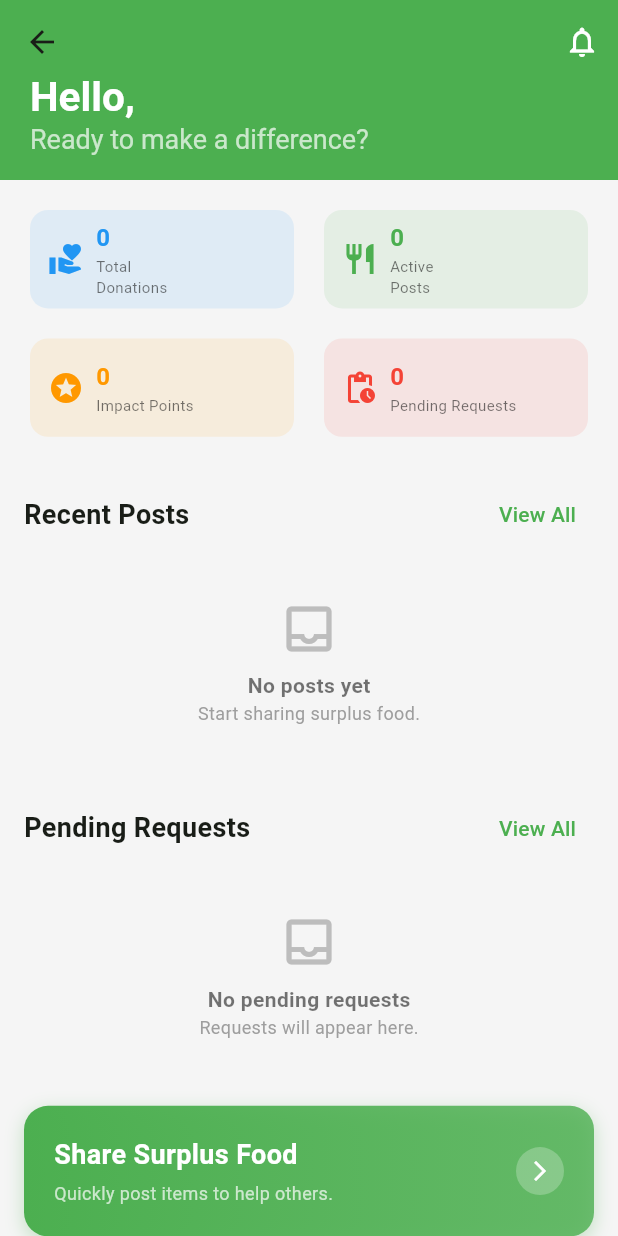
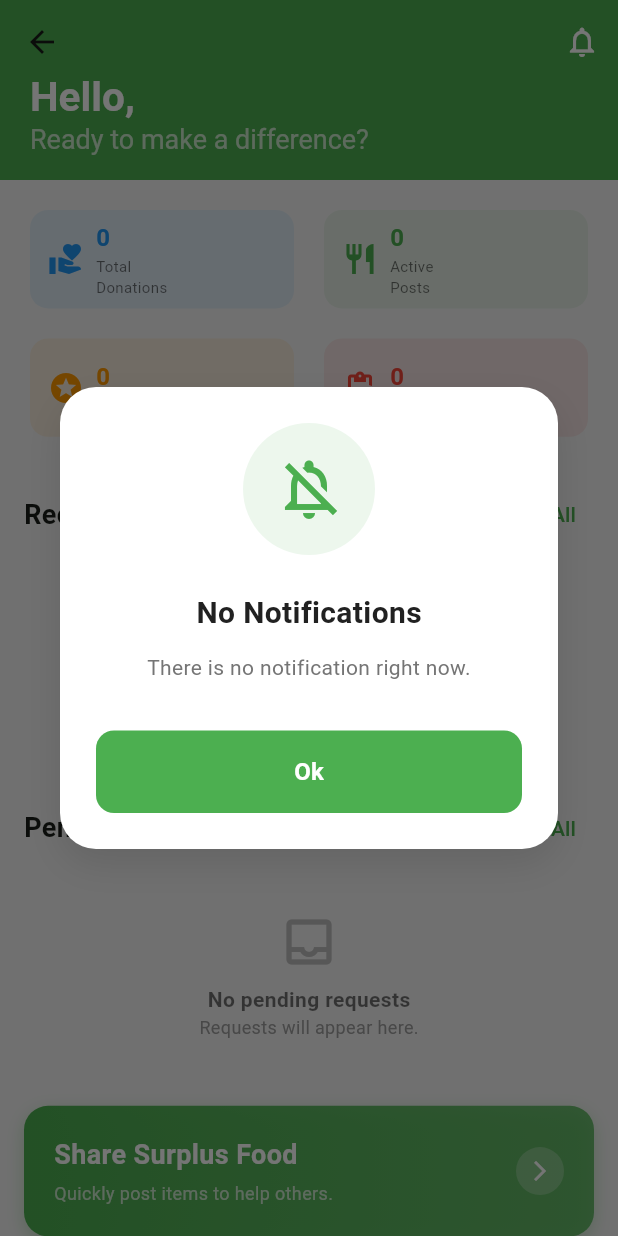
Before and after one commit to Wajbat/Wajbat_Flutter, a Flutter app: the DonorHomeScreen screen opened directly, after a tap on the "notifications none" icon, on a phone screen of 412 x 824 dp. Run offline on Flutter 3.47's test engine with Material 3 defaults, Android fonts, the light colour scheme and no system bars; our stand-ins replace cached_network_image, flutter_datetime_picker_plus, flutter_dotenv, flutter_image_compress, geocoding, geolocator and 7 more; accounts and stored records are empty.

```diff
--- a/lib/core/localization/app_localizations.dart
+++ b/lib/core/localization/app_localizations.dart
@@ -215,6 +215,9 @@ class AppLocalizations {
       'password_too_short': 'Password must be at least 8 characters long',
       'password_updated_success': 'Password updated successfully!',
       'error_reset_password': 'Failed to reset password. Please try again.',
+      'no_notifications': 'No Notifications',
+      'no_notifications_msg': 'There is no notification right now.',
+      'ok': 'Ok',
     },
     'ar': {
       'app_name': 'وجبات',
@@ -414,6 +417,9 @@ class AppLocalizations {
       'password_too_short': 'يجب أن تتكون كلمة المرور من 8 أحرف على الأقل',
       'password_updated_success': 'تم تحديث كلمة المرور بنجاح!',
       'error_reset_password': 'فشل إعادة تعيين كلمة المرور. يرجى المحاولة مرة أخرى.',
+      'no_notifications': 'لا توجد إشعارات',
+      'no_notifications_msg': 'لا توجد إشعارات في الوقت الحالي.',
+      'ok': 'حسناً',
     },
   };
 
--- /dev/null
+++ b/lib/core/widgets/notification_dialog.dart
@@ -0,0 +1,117 @@
+import 'package:flutter/material.dart';
+import '../localization/app_localizations.dart';
+import '../constants/app_colors.dart';
+
+class NotificationDialog extends StatelessWidget {
+  const NotificationDialog({super.key});
+
+  static void show(BuildContext context) {
+    showGeneralDialog(
+      context: context,
+      barrierDismissible: true,
+      barrierLabel: '',
+      barrierColor: Colors.black54,
+      transitionDuration: const Duration(milliseconds: 300),
+      pageBuilder: (context, anim1, anim2) {
+        return const NotificationDialog();
+      },
+      transitionBuilder: (context, anim1, anim2, child) {
+        return Transform.scale(
+          scale: anim1.value,
+          child: Opacity(
+            opacity: anim1.value,
+            child: child,
+          ),
+        );
+      },
+    );
+  }
+
+  @override
+  Widget build(BuildContext context) {
+    final l10n = AppLocalizations.of(context);
+
+    return Center(
+      child: Container(
+        margin: const EdgeInsets.symmetric(horizontal: 40),
+        padding: const EdgeInsets.all(24),
+        decoration: BoxDecoration(
+          color: Colors.white,
+          borderRadius: BorderRadius.circular(24),
+          boxShadow: [
+            BoxShadow(
+              color: Colors.black.withOpacity(0.1),
+              blurRadius: 20,
+              offset: const Offset(0, 10),
+            ),
+          ],
+        ),
+        child: Material(
+          color: Colors.transparent,
+          child: Column(
+            mainAxisSize: MainAxisSize.min,
+            children: [
+              // Icon with animated-like feel background
+              Container(
+                padding: const EdgeInsets.all(20),
+                decoration: BoxDecoration(
+                  color: AppColors.primary.withOpacity(0.1),
+                  shape: BoxShape.circle,
+                ),
+                child: const Icon(
+                  Icons.notifications_off_outlined,
+                  size: 48,
+                  color: AppColors.primary,
+                ),
+              ),
+              const SizedBox(height: 24),
+              // Title
+              Text(
+                l10n?.translate('no_notifications') ?? 'No Notifications',
+                style: const TextStyle(
+                  fontSize: 20,
+                  fontWeight: FontWeight.bold,
+                  color: AppColors.textPrimaryLight,
+                ),
+              ),
+              const SizedBox(height: 12),
+              // Message
+              Text(
+                l10n?.translate('no_notifications_msg') ?? 'There is no notification right now.',
+                textAlign: TextAlign.center,
+                style: const TextStyle(
+                  fontSize: 14,
+                  color: AppColors.textSecondaryLight,
+                ),
+              ),
+              const SizedBox(height: 32),
+              // Ok Button
+              SizedBox(
+                width: double.infinity,
+                child: ElevatedButton(
+                  onPressed: () => Navigator.of(context).pop(),
+                  style: ElevatedButton.styleFrom(
+                    backgroundColor: AppColors.primary,
+                    foregroundColor: Colors.white,
+                    padding: const EdgeInsets.symmetric(vertical: 16),
+                    shape: RoundedRectangleBorder(
+                      borderRadius: BorderRadius.circular(12),
+                    ),
+                    elevation: 0,
+                  ),
+                  child: Text(
+                    l10n?.translate('ok') ?? 'Ok',
+                    style: const TextStyle(
+                      fontSize: 16,
+                      fontWeight: FontWeight.bold,
+                    ),
+                  ),
+                ),
+              ),
+            ],
+          ),
+        ),
+      ),
+    );
+  }
+}
--- a/lib/screens/food/food_detail_screen.dart
+++ b/lib/screens/food/food_detail_screen.dart
@@ -1,11 +1,8 @@
 import 'package:flutter/material.dart';
 import 'package:provider/provider.dart';
 import 'package:cached_network_image/cached_network_image.dart';
-// import 'package:google_maps_flutter/google_maps_flutter.dart'; // Removed due to missing API Key
-import 'package:intl/intl.dart';
 import 'package:url_launcher/url_launcher.dart';
 import 'package:timeago/timeago.dart' as timeago;
-
 import '../../core/constants/app_colors.dart';
 import '../../core/constants/app_routes.dart';
 import '../../core/utils/snackbar_helper.dart';
--- a/lib/screens/home/donor_home_screen.dart
+++ b/lib/screens/home/donor_home_screen.dart
@@ -9,6 +9,7 @@ import '../../core/constants/app_colors.dart';
 import '../../core/constants/app_routes.dart';
 import '../../models/food_post_model.dart';
 import '../../core/localization/app_localizations.dart';
+import '../../core/widgets/notification_dialog.dart';
 
 class DonorHomeScreen extends StatefulWidget {
   const DonorHomeScreen({super.key});
@@ -74,7 +75,7 @@ class _DonorHomeScreenState extends State<DonorHomeScreen> {
               actions: [
                 IconButton(
                   icon: const Icon(Icons.notifications_none, color: Colors.white),
-                  onPressed: () {},
+                  onPressed: () => NotificationDialog.show(context),
                 ),
               ],
             ),
```
Also changed, not shown: lib/core/widgets/sample_image_picker.dart (added, +77 -0 lines), lib/screens/food/create_post_screen.dart (+102 -11 lines), lib/screens/food/edit_post_screen.dart (+102 -11 lines), lib/screens/home/recipient_home_screen.dart (+4 -3 lines), lib/services/image_service.dart (added, +32 -0 lines), pubspec.yaml (+13 -0 lines), assets/images/food1.png (added), assets/images/food2.png (added), assets/images/food3.png (added), assets/images/food4.png (added), assets/images/icon.png (added), pubspec.lock, 41 other files.
